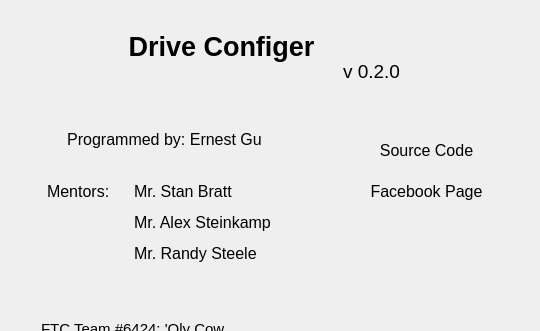
Qt form aboutwindow.ui (OlyCow/drive-configer) before a commit; both pictures show x 0 to 540 and y 0 to 331 of the 540 by 480 pixel window.
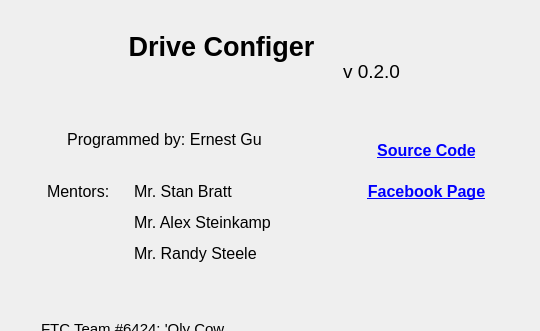
The same form after that commit. Icons and pictures are not drawn.

Commit message: Made about window links work

The edit to the form file:
```diff
--- a/aboutwindow.ui
+++ b/aboutwindow.ui
@@ -167,7 +167,7 @@
        <item>
         <widget class="QLabel" name="label_github">
          <property name="text">
-          <string>Source Code</string>
+          <string>&lt;a href=&quot;https://github.com/OlyCow/drive-configer&quot;&gt;&lt;span style=&quot; font-weight:600; text-decoration: underline; color:#0000ff;&quot;&gt;Source Code&lt;/span&gt;&lt;/a&gt;</string>
          </property>
          <property name="alignment">
           <set>Qt::AlignCenter</set>
@@ -177,7 +177,7 @@
        <item>
         <widget class="QLabel" name="label_facebook">
          <property name="text">
-          <string>Facebook Page</string>
+          <string>&lt;a href=&quot;https://www.facebook.com/pages/OHS-Oly-Cow-Robotics/160019847470634&quot;&gt;&lt;span style=&quot; font-weight:600; text-decoration: underline; color:#0000ff;&quot;&gt;Facebook Page&lt;/span&gt;&lt;/a&gt;</string>
          </property>
          <property name="alignment">
           <set>Qt::AlignCenter</set>
```
Left out of the diff: 21 changed lines with no effect on the pictures.
